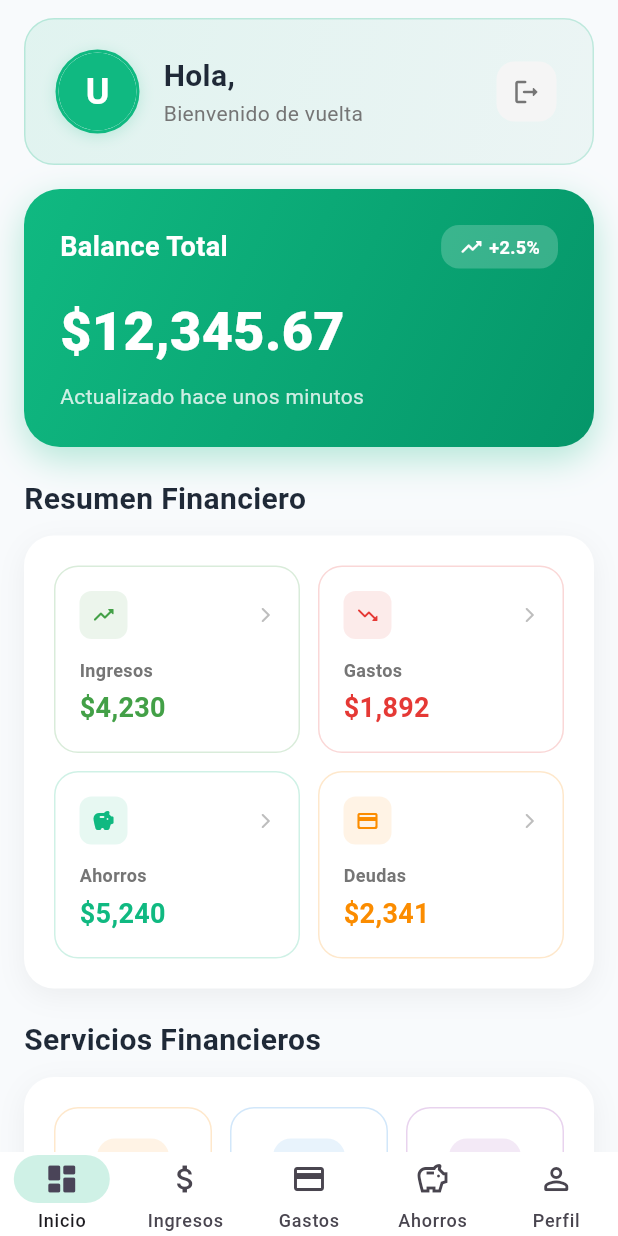
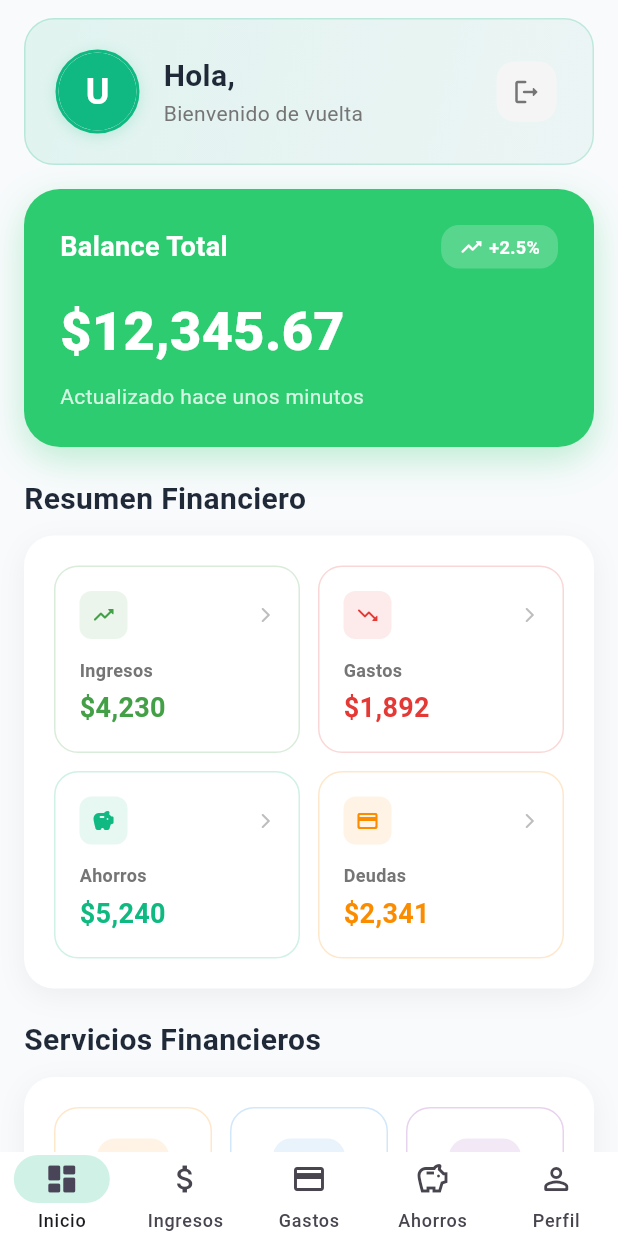
Before and after one commit to DaniielJr10/Wallet-Flow-app-movil, a Flutter app: the screen it shows once a user with an empty profile is signed in, on a phone screen of 412 x 824 dp. Run offline on Flutter 3.47's test engine with Material 3 defaults, Android fonts, the phone set to English and light mode, and no system bars; our stand-ins replace cloud_firestore, firebase_auth, firebase_core, firebase_storage, image_picker, shared_preferences and 1 more; accounts and stored records are empty; Roboto replaces fonts that are missing (SF Pro Text).

Commit message:
se actualiza el diseño de la tarjeta de balance: se reemplaza el degradado por un color sólido y se ajusta la sombra

```diff
--- a/lib/pantallas/principal.dart
+++ b/lib/pantallas/principal.dart
@@ -359,18 +359,11 @@ class _PantallaPrincipalState extends State<PantallaPrincipal>
     return Container(
       padding: const EdgeInsets.all(24),
       decoration: BoxDecoration(
-        gradient: const LinearGradient(
-          begin: Alignment.topLeft,
-          end: Alignment.bottomRight,
-          colors: [
-            Color(0xFF10B981),
-            Color(0xFF059669),
-          ],
-        ),
+        color: const Color(0xFF2ecc71),
         borderRadius: BorderRadius.circular(24),
         boxShadow: [
           BoxShadow(
-            color: const Color(0xFF10B981).withOpacity(0.3),
+            color: const Color(0xFF2ecc71).withOpacity(0.3),
             blurRadius: 20,
             offset: const Offset(0, 8),
           ),
```
